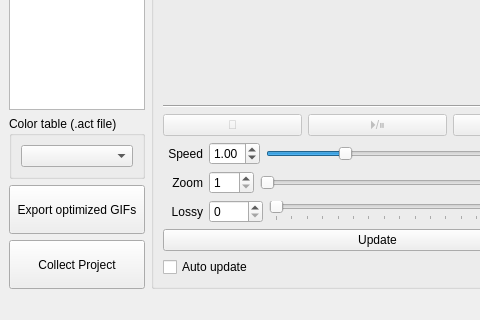
The window that widgets/MainWindow.ui (Day0Dreamer/Vault-of-Gifs) describes before a commit, drawn with Qt 5; both pictures show x 0 to 480 and y 445 to 765 of the 1072 by 765 pixel window.
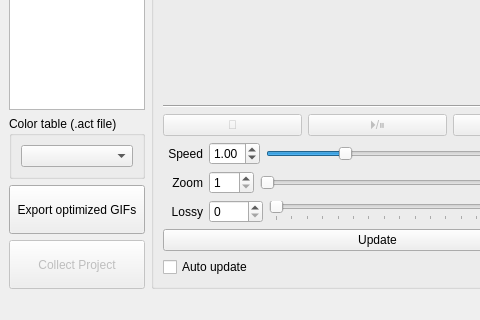
The same window after the commit.

```diff
--- a/widgets/MainWindow.ui
+++ b/widgets/MainWindow.ui
@@ -106,6 +106,9 @@
         </item>
         <item>
          <widget class="QPushButton" name="btn_collect">
+          <property name="enabled">
+           <bool>false</bool>
+          </property>
           <property name="minimumSize">
            <size>
             <width>0</width>
```
